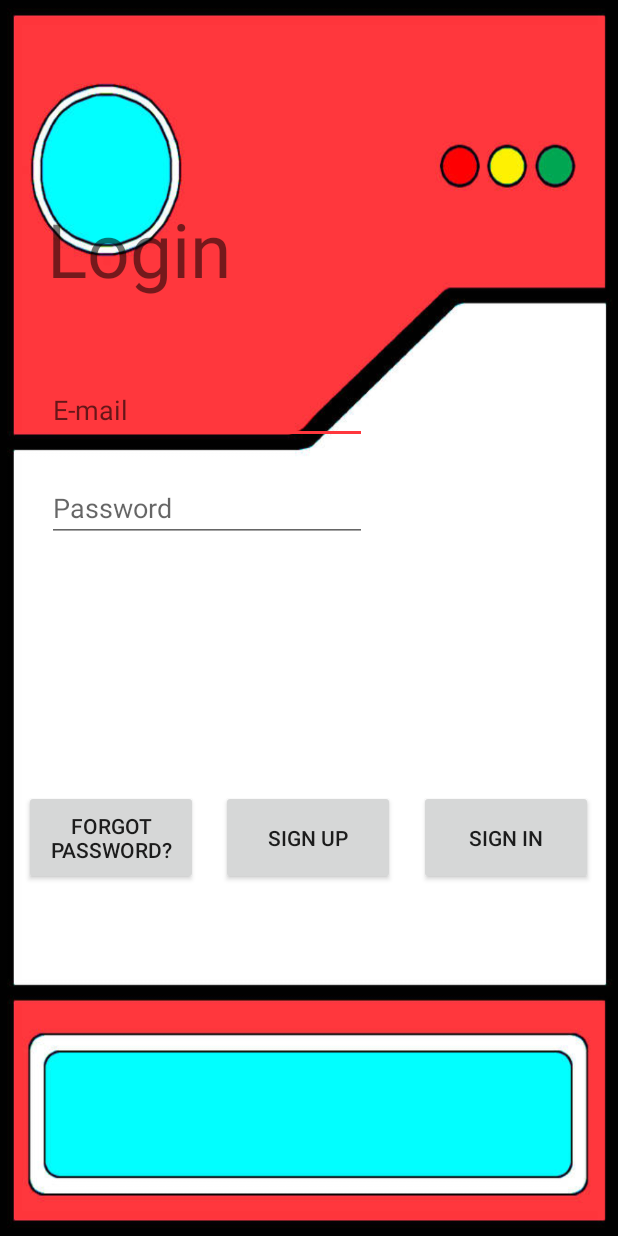
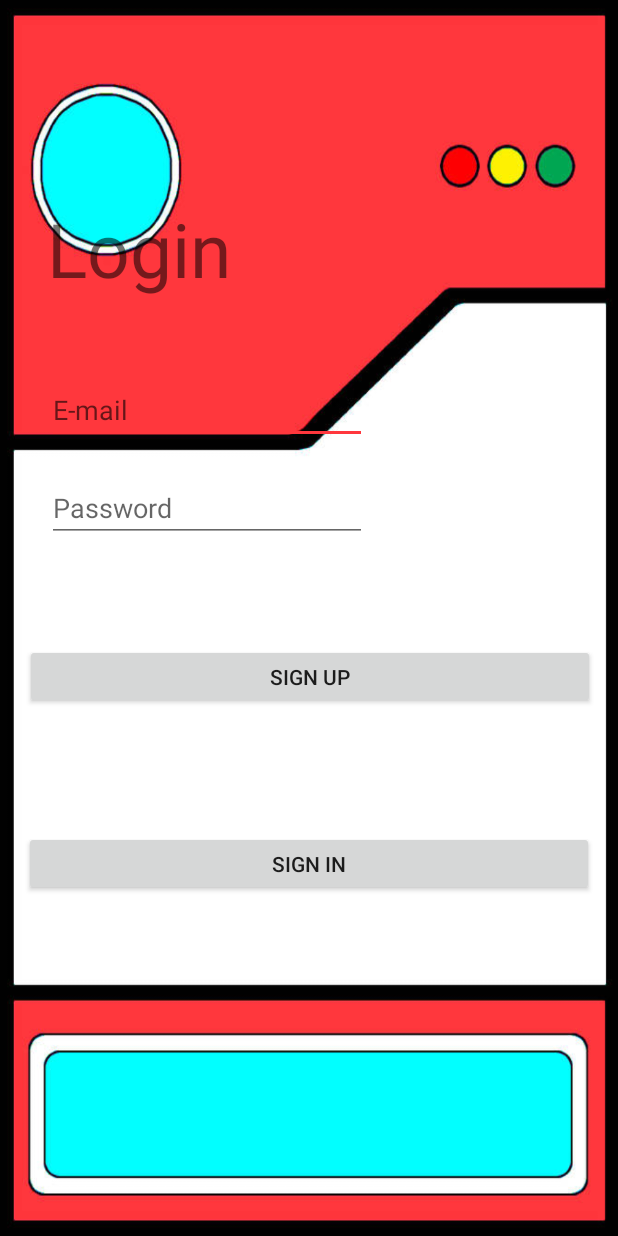
Before and after one commit to larslippert/Hitmonchance, an Android app: the screen it shows after launch (LoginActivity), on a phone screen of 412 x 824 dp. Run offline under Robolectric (Android 15) with nearby library versions, the phone set to English and light mode, and no system bars; our stand-ins replace Firebase (no records; nobody signed in at launch, a user with empty details on screens opened directly); libraries missing offline, so code that uses them is left out: com.firebase.ui; 1 statement that could not run was skipped.

Commit message:
Login should be good now

```diff
--- a/app/src/main/java/com/lalov/hitmonchance/LoginActivity.java
+++ b/app/src/main/java/com/lalov/hitmonchance/LoginActivity.java
@@ -33,7 +33,7 @@ public class LoginActivity extends AppCompatActivity {
     private static final int RC_SIGN_IN = 100;
     EditText txtEmail, txtPassword;
     TextView txtLogin;
-    Button btnForgotPassword, btnSignUp, btnSignIn;
+    Button btnSignUp, btnSignIn;
 
     private FirebaseAuth auth;
     private List<AuthUI.IdpConfig> providers;
@@ -54,7 +54,6 @@ public class LoginActivity extends AppCompatActivity {
         txtEmail = findViewById(R.id.editTextEmail);
         txtPassword = findViewById(R.id.editTextPassword);
         txtLogin = findViewById(R.id.txtLogin);
-        btnForgotPassword = findViewById(R.id.btnForgot);
         btnSignIn = findViewById(R.id.btnSignIn);
         btnSignUp = findViewById(R.id.btnSignUp);
 
@@ -78,15 +77,6 @@ public class LoginActivity extends AppCompatActivity {
                 SignUp();
             }
         });
-
-        btnForgotPassword.setOnClickListener(new View.OnClickListener() {
-            @Override
-            public void onClick(View v) {
-                auth.signOut();
-                AuthUI.getInstance().createSignInIntentBuilder().setIsSmartLockEnabled(false);
-                txtEmail.getText().clear();
-            }
-        });
     }
 
     private void SignUp() {
@@ -107,7 +97,12 @@ public class LoginActivity extends AppCompatActivity {
                     @Override
                     public void onComplete(@NonNull Task<AuthResult> task) {
                         if (!task.isSuccessful()) {
-                            Toast.makeText(LoginActivity.this, "Sign up failed", Toast.LENGTH_LONG).show();
+                            if (password.length() < 6) {
+                                txtPassword.setError("Password is too short faggot"); //TODO Externalize
+                            }
+                            else {
+                                Toast.makeText(LoginActivity.this, "Sign up failed", Toast.LENGTH_LONG).show();
+                            }
                         }
                         else {
                             startActivity(new Intent(LoginActivity.this, MainActivity.class));
@@ -135,12 +130,7 @@ public class LoginActivity extends AppCompatActivity {
                     @Override
                     public void onComplete(@NonNull Task<AuthResult> task) {
                         if (!task.isSuccessful()) {
-                            if (password.length() < 6) {
-                                txtPassword.setError("Error password is totally gay"); //TODO Externalize
-                            }
-                            else {
-                                Toast.makeText(LoginActivity.this,"Wrong email or password", Toast.LENGTH_LONG).show();
-                            }
+                            txtPassword.setError("Email or password is gay as shit"); //TODO Externalize
                         }
                         else {
                             Intent intent = new Intent(LoginActivity.this, MainActivity.class);
@@ -150,25 +140,4 @@ public class LoginActivity extends AppCompatActivity {
                     }
                 });
     }
-
-    /*
-    @Override
-    protected void onActivityResult(int requestCode, int resultCode, Intent data) {
-        super.onActivityResult(requestCode, resultCode, data);
-
-        if (requestCode == RC_SIGN_IN) {
-            IdpResponse response = IdpResponse.fromResultIntent(data);
-
-            if (resultCode == RESULT_OK) {
-                FirebaseUser user = FirebaseAuth.getInstance().getCurrentUser();
-                Intent intent = new Intent(this, MainActivity.class);
-                startActivity(intent);
-                Toast.makeText(this, "Login successful", Toast.LENGTH_SHORT).show(); //TODO externalize string
-            }
-            else {
-                Toast.makeText(this, "Login failed", Toast.LENGTH_SHORT).show(); //TODO externalize string
-            }
-        }
-    }
-    */
 }
--- a/app/src/main/res/layout/activity_login.xml
+++ b/app/src/main/res/layout/activity_login.xml
@@ -58,44 +58,31 @@
 
     <Button
         android:id="@+id/btnSignIn"
-        android:layout_width="116dp"
-        android:layout_height="63dp"
-        android:layout_marginStart="16dp"
-        android:layout_marginLeft="16dp"
-        android:layout_marginTop="100dp"
+        android:layout_width="380dp"
+        android:layout_height="43dp"
+        android:layout_marginStart="15dp"
+        android:layout_marginLeft="15dp"
         android:layout_marginEnd="16dp"
         android:layout_marginRight="16dp"
-        android:layout_marginBottom="169dp"
+        android:layout_marginBottom="145dp"
         android:text="@string/sign_in"
         app:layout_constraintBottom_toBottomOf="parent"
         app:layout_constraintEnd_toEndOf="parent"
-        app:layout_constraintHorizontal_bias="0.0"
-        app:layout_constraintStart_toEndOf="@+id/btnSignUp"
-        app:layout_constraintTop_toBottomOf="@+id/editTextPassword" />
-
-    <Button
-        android:id="@+id/btnForgot"
-        android:layout_width="116dp"
-        android:layout_height="63dp"
-        android:layout_marginStart="16dp"
-        android:layout_marginLeft="16dp"
-        android:layout_marginTop="100dp"
-        android:layout_marginBottom="169dp"
-        android:text="@string/forgot_password"
-        app:layout_constraintBottom_toBottomOf="parent"
         app:layout_constraintStart_toStartOf="parent"
-        app:layout_constraintTop_toBottomOf="@+id/editTextPassword" />
+        app:layout_constraintTop_toBottomOf="@+id/btnSignUp" />
 
     <Button
         android:id="@+id/btnSignUp"
-        android:layout_width="116dp"
-        android:layout_height="63dp"
+        android:layout_width="380dp"
+        android:layout_height="43dp"
         android:layout_marginStart="15dp"
         android:layout_marginLeft="15dp"
-        android:layout_marginTop="100dp"
-        android:layout_marginBottom="169dp"
+        android:layout_marginTop="68dp"
+        android:layout_marginEnd="15dp"
+        android:layout_marginRight="15dp"
         android:text="@string/sign_up"
-        app:layout_constraintBottom_toBottomOf="parent"
-        app:layout_constraintStart_toEndOf="@+id/btnForgot"
+        app:layout_constraintEnd_toEndOf="parent"
+        app:layout_constraintHorizontal_bias="1.0"
+        app:layout_constraintStart_toStartOf="parent"
         app:layout_constraintTop_toBottomOf="@+id/editTextPassword" />
 </android.support.constraint.ConstraintLayout>
```
